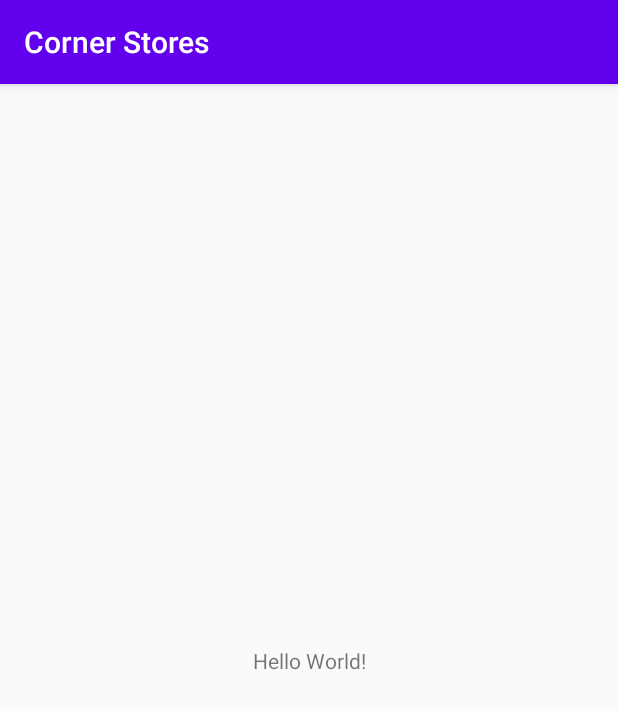
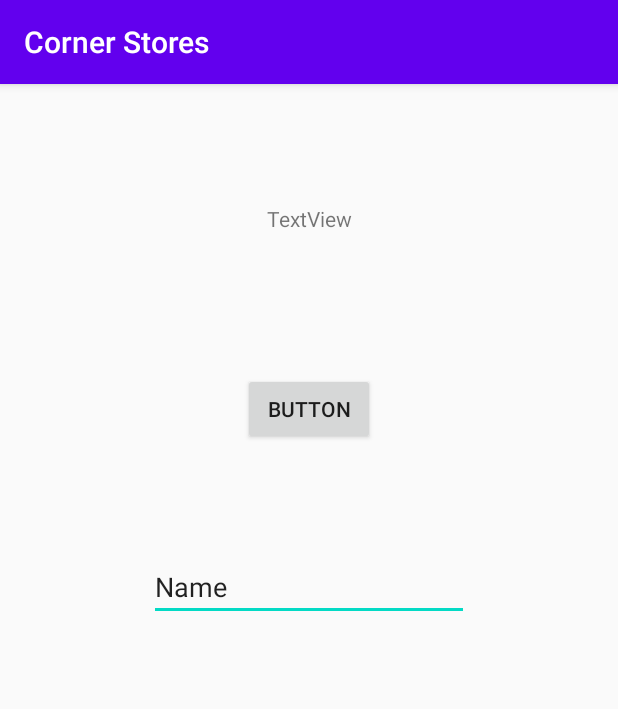
Before and after one commit to mohammadn0man/Corner-Store, an Android app: the screen it shows after launch (MainActivity before the commit, DatabaseTest after it), on a phone screen of 412 x 824 dp. Shown: the top 709 px of the screen. Run offline under Robolectric (Android 15) with nearby library versions, the phone set to English and light mode, and no system bars; our stand-ins replace Firebase (no records; nobody signed in at launch, a user with empty details on screens opened directly).

Commit message:
database trial read write and connection establish

```diff
--- a/app/build.gradle
+++ b/app/build.gradle
@@ -1,4 +1,5 @@
 apply plugin: 'com.android.application'
+apply plugin: 'com.google.gms.google-services'
 
 android {
     compileSdkVersion 29
@@ -25,10 +26,11 @@ android {
 
 dependencies {
     implementation fileTree(dir: 'libs', include: ['*.jar'])
-
+    implementation 'com.google.firebase:firebase-analytics:17.2.2'
     implementation 'androidx.appcompat:appcompat:1.0.2'
     implementation 'androidx.constraintlayout:constraintlayout:1.1.3'
     testImplementation 'junit:junit:4.12'
     androidTestImplementation 'androidx.test.ext:junit:1.1.1'
     androidTestImplementation 'androidx.test.espresso:espresso-core:3.2.0'
+    implementation 'com.google.firebase:firebase-database:19.2.1'
 }
--- a/app/src/main/AndroidManifest.xml
+++ b/app/src/main/AndroidManifest.xml
@@ -12,10 +12,10 @@
         <activity android:name=".MainActivity">
             <intent-filter>
                 <action android:name="android.intent.action.MAIN" />
-
                 <category android:name="android.intent.category.LAUNCHER" />
             </intent-filter>
         </activity>
+        <activity android:name=".tempforpractice.DatabaseTest"/>
     </application>
 
 </manifest>
--- a/app/src/main/java/com/example/cornerstores/MainActivity.java
+++ b/app/src/main/java/com/example/cornerstores/MainActivity.java
@@ -2,7 +2,11 @@ package com.example.cornerstores;
 
 import androidx.appcompat.app.AppCompatActivity;
 
+import android.content.Intent;
 import android.os.Bundle;
+
+import com.example.cornerstores.tempforpractice.DatabaseTest;
+
 
 public class MainActivity extends AppCompatActivity {
 
@@ -10,5 +14,9 @@ public class MainActivity extends AppCompatActivity {
     protected void onCreate(Bundle savedInstanceState) {
         super.onCreate(savedInstanceState);
         setContentView(R.layout.activity_main);
+
+        Intent intent = new Intent(this, DatabaseTest.class);
+        startActivity(intent);
+
     }
 }
--- /dev/null
+++ b/app/src/main/java/com/example/cornerstores/tempforpractice/DatabaseTest.java
@@ -0,0 +1,71 @@
+package com.example.cornerstores.tempforpractice;
+
+import android.os.Bundle;
+import android.util.Log;
+import android.view.View;
+import android.widget.Button;
+import android.widget.EditText;
+import android.widget.TextView;
+
+import androidx.appcompat.app.AppCompatActivity;
+
+import com.example.cornerstores.R;
+import com.google.firebase.database.DataSnapshot;
+import com.google.firebase.database.DatabaseError;
+import com.google.firebase.database.DatabaseReference;
+import com.google.firebase.database.FirebaseDatabase;
+import com.google.firebase.database.ValueEventListener;
+
+public class DatabaseTest extends AppCompatActivity {
+
+    private static final String TAG = "DatabaseTest";
+    ViewHolder viewHolder = new ViewHolder();
+
+    public void onCreate(Bundle savedInstancestate) {
+        super.onCreate(savedInstancestate);
+        setContentView(R.layout.tempforpracticedatabase);
+
+        viewHolder.button = (Button) findViewById(R.id.button);
+        viewHolder.textView = (TextView) findViewById(R.id.textView);
+        viewHolder.editText = (EditText) findViewById(R.id.editText);
+
+        viewHolder.button.setOnClickListener(new View.OnClickListener() {
+            @Override
+            public void onClick(View v) {
+                // Write a message to the database
+                FirebaseDatabase database = FirebaseDatabase.getInstance();
+                DatabaseReference myRef = database.getReference("trial");
+
+                myRef.setValue(viewHolder.editText.getText().toString());
+
+                myRef.addValueEventListener(new ValueEventListener() {
+                    @Override
+                    public void onDataChange(DataSnapshot dataSnapshot) {
+                        // This method is called once with the initial value and again
+                        // whenever data at this location is updated.
+                        String value = dataSnapshot.getValue(String.class);
+
+                        viewHolder.textView.setText(value);
+
+                        Log.d(TAG, "Value is: " + value);
+                    }
+
+                    @Override
+                    public void onCancelled(DatabaseError error) {
+                        // Failed to read value
+                        Log.w(TAG, "Failed to read value.", error.toException());
+                    }
+                });
+
+            }
+        });
+
+
+    }
+
+    class ViewHolder {
+        public TextView textView;
+        public EditText editText;
+        public Button button;
+    }
+}
--- a/app/src/main/res/layout/activity_main.xml
+++ b/app/src/main/res/layout/activity_main.xml
@@ -9,7 +9,7 @@
     <TextView
         android:layout_width="wrap_content"
         android:layout_height="wrap_content"
-        android:text="Hello World!"
+        android:text="Hello Fukin World!"
         app:layout_constraintBottom_toBottomOf="parent"
         app:layout_constraintLeft_toLeftOf="parent"
         app:layout_constraintRight_toRightOf="parent"
--- /dev/null
+++ b/app/src/main/res/layout/tempforpracticedatabase.xml
@@ -0,0 +1,38 @@
+<?xml version="1.0" encoding="utf-8"?>
+<RelativeLayout xmlns:android="http://schemas.android.com/apk/res/android"
+    android:layout_width="match_parent"
+    android:layout_height="match_parent">
+
+
+    <Button
+        android:id="@+id/button"
+        android:layout_width="wrap_content"
+        android:layout_height="wrap_content"
+        android:layout_centerHorizontal="true"
+        android:layout_below="@+id/textView"
+        android:layout_marginTop="93dp"
+        android:text="Button" />
+
+    <TextView
+        android:id="@+id/textView"
+        android:layout_width="match_parent"
+        android:textAlignment="center"
+        android:layout_height="wrap_content"
+        android:layout_centerHorizontal="true"
+        android:layout_alignParentTop="true"
+        android:layout_marginTop="80dp"
+        android:text="TextView" />
+
+    <EditText
+        android:id="@+id/editText"
+        android:layout_width="wrap_content"
+        android:layout_height="wrap_content"
+        android:layout_below="@+id/button"
+        android:layout_marginTop="72dp"
+        android:ems="10"
+        android:layout_centerHorizontal="true"
+        android:inputType="textPersonName"
+        android:text="Name" />
+
+
+</RelativeLayout>
--- a/build.gradle
+++ b/build.gradle
@@ -9,8 +9,7 @@ buildscript {
     }
     dependencies {
         classpath 'com.android.tools.build:gradle:3.6.1'
-
-
+        classpath 'com.google.gms:google-services:4.3.3'
         // NOTE: Do not place your application dependencies here; they belong
         // in the individual module build.gradle files
     }
```
Also changed, not shown: 1 other file.
